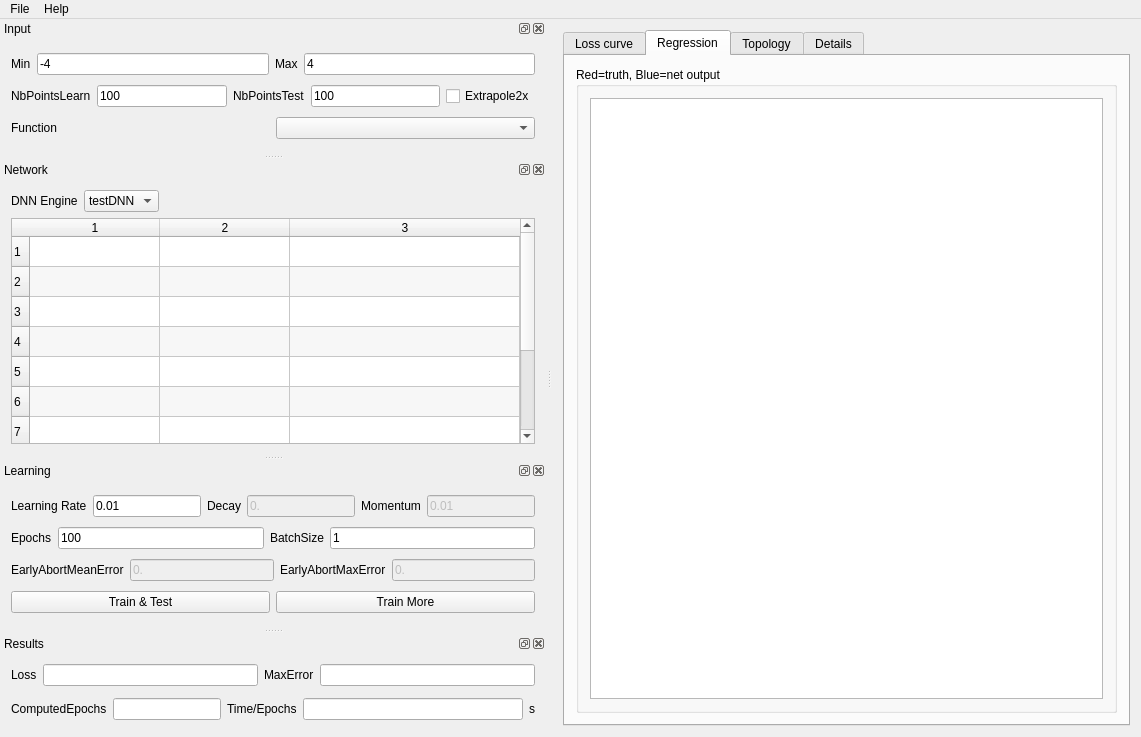
This is src/DNNLab/mainwindow.ui in edeforas/BeeDNN as Qt 5 draws it before an edit. The edited form follows.
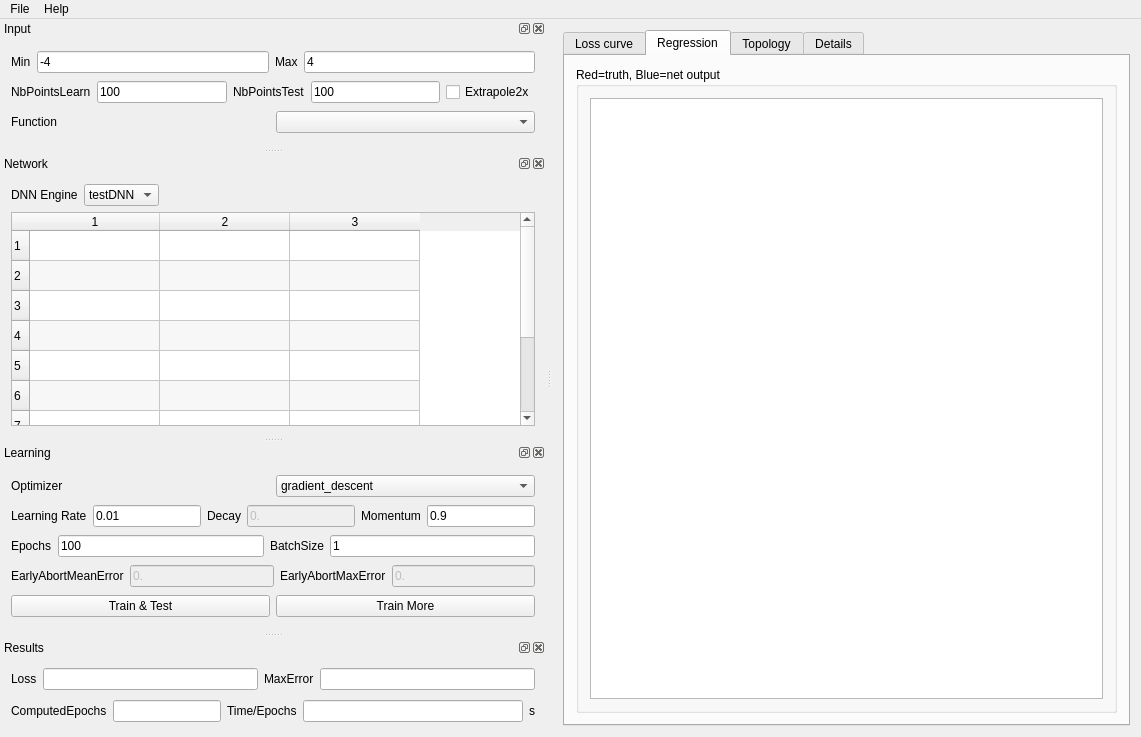
This is the edited form.

Commit message: added tiny dnn optimizers

```diff
--- a/src/DNNLab/mainwindow.ui
+++ b/src/DNNLab/mainwindow.ui
@@ -305,6 +305,12 @@
        <property name="horizontalScrollBarPolicy">
         <enum>Qt::ScrollBarAlwaysOff</enum>
        </property>
+       <property name="sizeAdjustPolicy">
+        <enum>QAbstractScrollArea::AdjustIgnored</enum>
+       </property>
+       <property name="autoScroll">
+        <bool>false</bool>
+       </property>
        <property name="alternatingRowColors">
         <bool>true</bool>
        </property>
@@ -323,8 +329,11 @@
        <attribute name="horizontalHeaderDefaultSectionSize">
         <number>130</number>
        </attribute>
+       <attribute name="horizontalHeaderMinimumSectionSize">
+        <number>130</number>
+       </attribute>
        <attribute name="horizontalHeaderStretchLastSection">
-        <bool>true</bool>
+        <bool>false</bool>
        </attribute>
        <row/>
        <row/>
@@ -359,7 +368,7 @@
    </attribute>
    <widget class="QWidget" name="dockWidgetContents_3">
     <layout class="QGridLayout" name="gridLayout_4">
-     <item row="0" column="0">
+     <item row="1" column="0">
       <layout class="QHBoxLayout" name="horizontalLayout_4">
        <item>
         <widget class="QLabel" name="label_9">
@@ -402,19 +411,19 @@
        <item>
         <widget class="QLineEdit" name="leMomentum">
          <property name="enabled">
-          <bool>false</bool>
-         </property>
-         <property name="text">
-          <string>0.01</string>
-         </property>
-         <property name="readOnly">
           <bool>true</bool>
          </property>
+         <property name="text">
+          <string>0.9</string>
+         </property>
+         <property name="readOnly">
+          <bool>false</bool>
+         </property>
         </widget>
        </item>
       </layout>
      </item>
-     <item row="2" column="0">
+     <item row="3" column="0">
       <layout class="QHBoxLayout" name="horizontalLayout_6">
        <item>
         <widget class="QLabel" name="label_4">
@@ -452,7 +461,7 @@
        </item>
       </layout>
      </item>
-     <item row="1" column="0">
+     <item row="2" column="0">
       <layout class="QHBoxLayout" name="horizontalLayout_3">
        <item>
         <widget class="QLabel" name="label_8">
@@ -484,7 +493,7 @@
        </item>
       </layout>
      </item>
-     <item row="3" column="0">
+     <item row="4" column="0">
       <layout class="QHBoxLayout" name="horizontalLayout_12">
        <item>
         <widget class="QPushButton" name="pushButton">
@@ -502,6 +511,56 @@
        </item>
       </layout>
      </item>
+     <item row="0" column="0">
+      <layout class="QHBoxLayout" name="horizontalLayout">
+       <item>
+        <widget class="QLabel" name="label">
+         <property name="text">
+          <string>Optimizer</string>
+         </property>
+        </widget>
+       </item>
+       <item>
+        <widget class="QComboBox" name="cbOptimizer">
+         <item>
+          <property name="text">
+           <string>gradient_descent</string>
+          </property>
+         </item>
+         <item>
+          <property name="text">
+           <string>momentum</string>
+          </property>
+         </item>
+         <item>
+          <property name="text">
+           <string>nesterov_momentum</string>
+          </property>
+         </item>
+         <item>
+          <property name="text">
+           <string>adamax</string>
+          </property>
+         </item>
+         <item>
+          <property name="text">
+           <string>adagrad</string>
+          </property>
+         </item>
+         <item>
+          <property name="text">
+           <string>adam</string>
+          </property>
+         </item>
+         <item>
+          <property name="text">
+           <string>RMSprop</string>
+          </property>
+         </item>
+        </widget>
+       </item>
+      </layout>
+     </item>
     </layout>
    </widget>
   </widget>
```
The commit also changes 4 other files.
